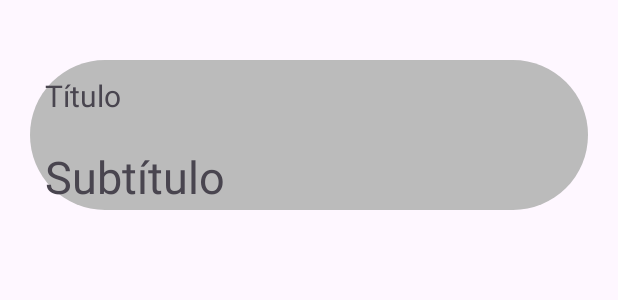
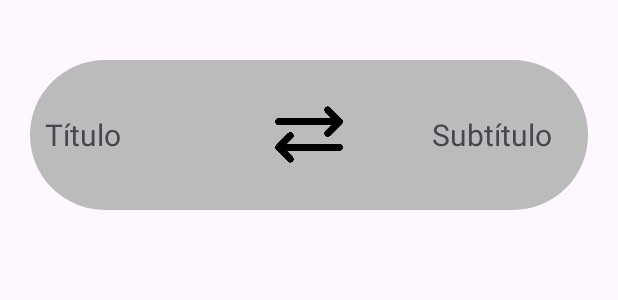
Before and after one commit to azubillagasdam1/LinguaForge, an Android app: the layout palabra_item.xml on its own in the app's theme, with its tools: preview values and no code run, on a phone screen of 412 x 824 dp. Shown: the top 300 px of the screen. Run offline under Robolectric (Android 15) with nearby library versions, the phone set to English and light mode, and no system bars.

Commit message:
anadido funcionamiento de la vista de palabras

```diff
--- a/app/src/main/AndroidManifest.xml
+++ b/app/src/main/AndroidManifest.xml
@@ -26,7 +26,7 @@
             </intent-filter>
         </activity>
         <activity
-            android:name=".activitys.ElegirIdiomaActivity"
+            android:name=".activitys.IdiomaActivity"
             android:exported="false" />
         <activity
             android:name=".activitys.PalabrasActivity"
--- a/app/src/main/java/com/example/linguaforge/activitys/ElegirIdiomaActivity.kt
+++ b/app/src/main/java/com/example/linguaforge/activitys/IdiomaActivity.kt
@@ -17,7 +17,6 @@ import androidx.core.view.WindowInsetsCompat
 import androidx.recyclerview.widget.LinearLayoutManager
 import androidx.recyclerview.widget.RecyclerView
 import com.example.linguaforge.ItemIdioma
-import com.example.linguaforge.ItemPalabra
 import com.example.linguaforge.MyIdiomaAdapter
 import com.example.linguaforge.R
 import com.example.linguaforge.fragments.CrearIdiomaFragment
@@ -26,7 +25,7 @@ import com.example.linguaforge.models.utils.Utils
 import com.example.linguaforge.models.utils.UtilsDB
 import kotlinx.coroutines.runBlocking
 
-class ElegirIdiomaActivity : AppCompatActivity() {
+class IdiomaActivity : AppCompatActivity() {
     private var anadirButton: Button? = null
     private var recyclerView: RecyclerView? = null
     private lateinit var itemIdiomas: List<ItemIdioma>
--- a/app/src/main/java/com/example/linguaforge/activitys/LoginActivity.kt
+++ b/app/src/main/java/com/example/linguaforge/activitys/LoginActivity.kt
@@ -44,7 +44,7 @@ class LoginActivity : AppCompatActivity() {
         // Comprobar si el usuario ya está autenticado con Firebase al iniciar la actividad
         if (FirebaseDB.getInstanceFirebase().currentUser != null) {
             // El usuario ya está autenticado, redirigir a ElegirActivity
-            val intent = Intent(this, ElegirIdiomaActivity::class.java)
+            val intent = Intent(this, IdiomaActivity::class.java)
             startActivity(intent)
             finish()  // Finalizar LoginActivity para que el usuario no pueda volver a ella presionando el botón Atrás
         }
@@ -181,7 +181,7 @@ class LoginActivity : AppCompatActivity() {
                         .addOnSuccessListener { documents ->
                             if (!documents.isEmpty) {
 
-                                val intent = Intent(this, ElegirIdiomaActivity::class.java)
+                                val intent = Intent(this, IdiomaActivity::class.java)
                                 startActivity(intent)
                                 finish()
                                 mediaPlayer.start()
@@ -200,7 +200,7 @@ class LoginActivity : AppCompatActivity() {
 
 
                                 UserDao.addUser(user)
-                                val intent = Intent(this, ElegirIdiomaActivity::class.java)
+                                val intent = Intent(this, IdiomaActivity::class.java)
                                 startActivity(intent)
                                 finish()
                             }
--- a/app/src/main/res/layout/activity_elegir_idioma.xml
+++ b/app/src/main/res/layout/activity_elegir_idioma.xml
@@ -6,7 +6,7 @@
     android:layout_width="match_parent"
     android:layout_height="match_parent"
     android:background="@android:color/white"
-    tools:context=".activitys.ElegirIdiomaActivity">
+    tools:context=".activitys.IdiomaActivity">
 
 
     <androidx.recyclerview.widget.RecyclerView
--- a/app/src/main/res/layout/activity_main.xml
+++ b/app/src/main/res/layout/activity_main.xml
@@ -52,7 +52,7 @@
             android:layout_width="match_parent"
             android:layout_height="60dp">
 
-            <Spinner
+            <TextView
                 android:layout_width="0dp"
                 android:layout_height="wrap_content"
                 android:layout_weight="1"
@@ -68,7 +68,7 @@
                 android:src="@drawable/exchange"
                 android:layout_gravity="center" />
 
-            <Spinner
+            <TextView
                 android:layout_width="0dp"
                 android:layout_height="wrap_content"
                 android:layout_weight="1"
--- a/app/src/main/res/layout/palabra_item.xml
+++ b/app/src/main/res/layout/palabra_item.xml
@@ -4,10 +4,11 @@
     android:layout_width="match_parent"
     android:layout_height="wrap_content">
 
-    <androidx.constraintlayout.widget.ConstraintLayout
+    <LinearLayout
         android:id="@+id/innerLayout"
         android:layout_width="0dp"
         android:layout_height="100dp"
+        android:orientation="horizontal"
         android:background="@drawable/style_item"
         android:layout_marginHorizontal="20dp"
         android:layout_marginVertical="40dp"
@@ -16,36 +17,32 @@
         app:layout_constraintStart_toStartOf="parent"
         app:layout_constraintEnd_toEndOf="parent">
 
-        <LinearLayout
-            android:id="@+id/layoutTitulo"
-            android:layout_width="0dp"
-            android:layout_height="wrap_content"
-            android:orientation="horizontal"
-            app:layout_constraintStart_toStartOf="parent"
-            app:layout_constraintTop_toTopOf="parent"
-            app:layout_constraintEnd_toEndOf="parent">
-
         <TextView
             android:id="@+id/originalTextView"
             android:layout_width="0dp"
             android:layout_height="wrap_content"
             android:layout_weight="1"
+            android:layout_gravity="center"
             android:text="Título"
             android:textSize="20dp"
             android:layout_margin="10dp" />
 
-
-        </LinearLayout>
+        <ImageView
+            android:id="@+id/imageView"
+            android:layout_width="50dp"
+            android:layout_height="50dp"
+            android:layout_gravity="center"
+            android:layout_weight="1"
+            android:src="@drawable/exchange" />
 
         <TextView
             android:id="@+id/traduccionTextView"
             android:layout_width="0dp"
             android:layout_height="wrap_content"
+            android:layout_gravity="center"
+            android:layout_weight="1"
             android:layout_margin="10dp"
             android:text="Subtítulo"
-            android:textSize="30dp"
-            app:layout_constraintTop_toBottomOf="@id/layoutTitulo"
-            app:layout_constraintStart_toStartOf="parent"
-            app:layout_constraintEnd_toEndOf="parent" />
+            android:textSize="20dp" />
+    </LinearLayout>
 </androidx.constraintlayout.widget.ConstraintLayout>
-</androidx.constraintlayout.widget.ConstraintLayout>
```
Also changed, not shown: app/src/main/java/com/example/linguaforge/MyPalabraAdapter.kt (+4 -5 lines), app/src/main/java/com/example/linguaforge/activitys/MainActivity.kt (+9 -1 lines), app/src/main/java/com/example/linguaforge/activitys/PalabrasActivity.kt (+32 -8 lines). Lines whose indentation alone changed are shown as unchanged.
